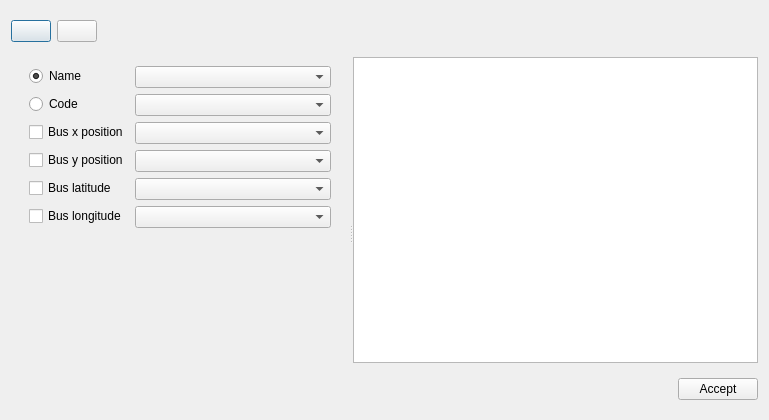
Qt form src/GridCal/Gui/CoordinatesInput/gui.ui (SanPen/GridCal) before a commit.
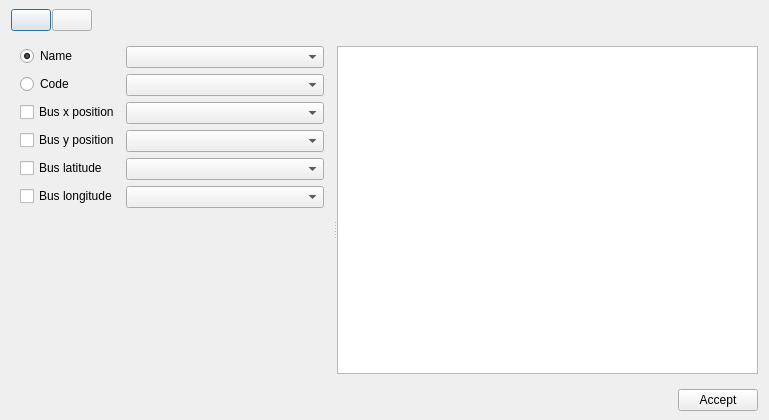
The same form after that commit. Icons and pictures are not drawn.

```diff
--- a/src/GridCal/Gui/CoordinatesInput/gui.ui
+++ b/src/GridCal/Gui/CoordinatesInput/gui.ui
@@ -14,6 +14,12 @@
    <string>Dialog</string>
   </property>
   <layout class="QVBoxLayout" name="verticalLayout">
+   <property name="topMargin">
+    <number>0</number>
+   </property>
+   <property name="bottomMargin">
+    <number>9</number>
+   </property>
    <item>
     <widget class="QFrame" name="frame">
      <property name="maximumSize">
@@ -29,6 +35,9 @@
       <enum>QFrame::Raised</enum>
      </property>
      <layout class="QHBoxLayout" name="horizontalLayout_5">
+      <property name="spacing">
+       <number>1</number>
+      </property>
       <property name="leftMargin">
        <number>0</number>
       </property>
@@ -116,9 +125,15 @@
        <enum>QFrame::Raised</enum>
       </property>
       <layout class="QVBoxLayout" name="verticalLayout_2">
+       <property name="leftMargin">
+        <number>0</number>
+       </property>
        <property name="topMargin">
         <number>0</number>
        </property>
+       <property name="rightMargin">
+        <number>0</number>
+       </property>
        <property name="bottomMargin">
         <number>0</number>
        </property>
@@ -131,6 +146,9 @@
           <enum>QFrame::Raised</enum>
          </property>
          <layout class="QFormLayout" name="formLayout">
+          <property name="topMargin">
+           <number>0</number>
+          </property>
           <item row="2" column="1">
            <widget class="QComboBox" name="xComboBox"/>
           </item>
@@ -171,19 +189,6 @@
             </property>
            </widget>
           </item>
-          <item row="6" column="0">
-           <spacer name="verticalSpacer">
-            <property name="orientation">
-             <enum>Qt::Vertical</enum>
-            </property>
-            <property name="sizeHint" stdset="0">
-             <size>
-              <width>20</width>
-              <height>40</height>
-             </size>
-            </property>
-           </spacer>
-          </item>
           <item row="0" column="0">
            <widget class="QRadioButton" name="nameRadioButton">
             <property name="text">
@@ -210,6 +215,19 @@
          </layout>
         </widget>
        </item>
+       <item>
+        <spacer name="verticalSpacer">
+         <property name="orientation">
+          <enum>Qt::Vertical</enum>
+         </property>
+         <property name="sizeHint" stdset="0">
+          <size>
+           <width>20</width>
+           <height>40</height>
+          </size>
+         </property>
+        </spacer>
+       </item>
       </layout>
      </widget>
      <widget class="QFrame" name="frame_6">
@@ -229,6 +247,9 @@
        <property name="rightMargin">
         <number>0</number>
        </property>
+       <property name="bottomMargin">
+        <number>0</number>
+       </property>
        <item>
         <widget class="QTableView" name="assignation_table"/>
        </item>
```
